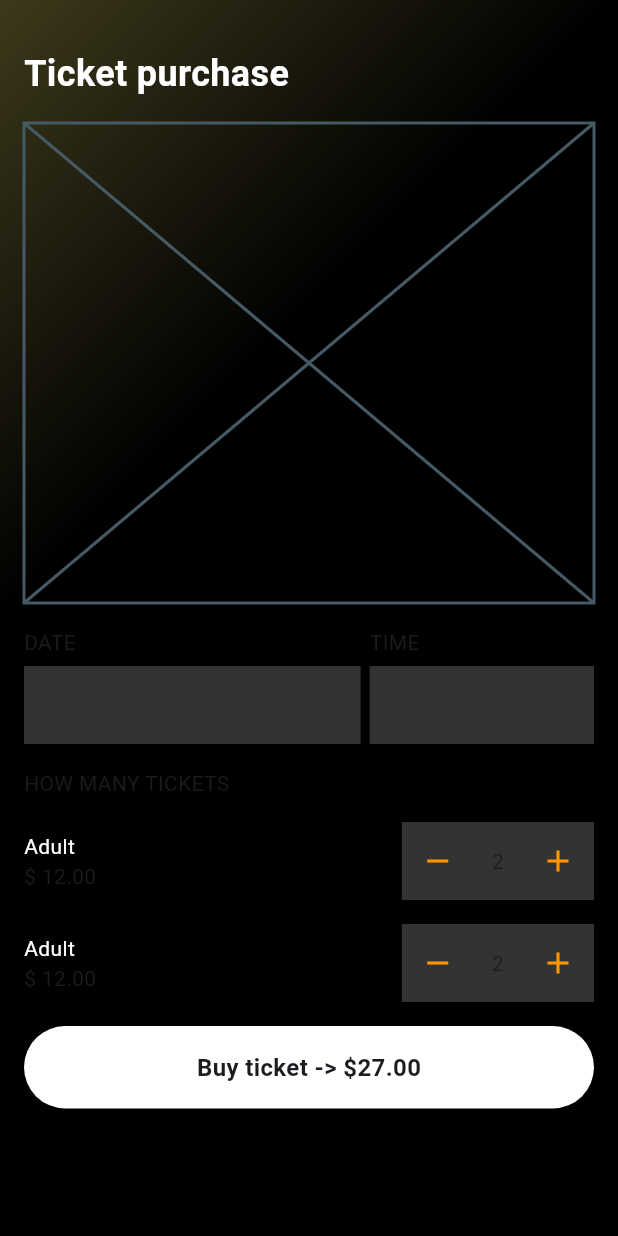
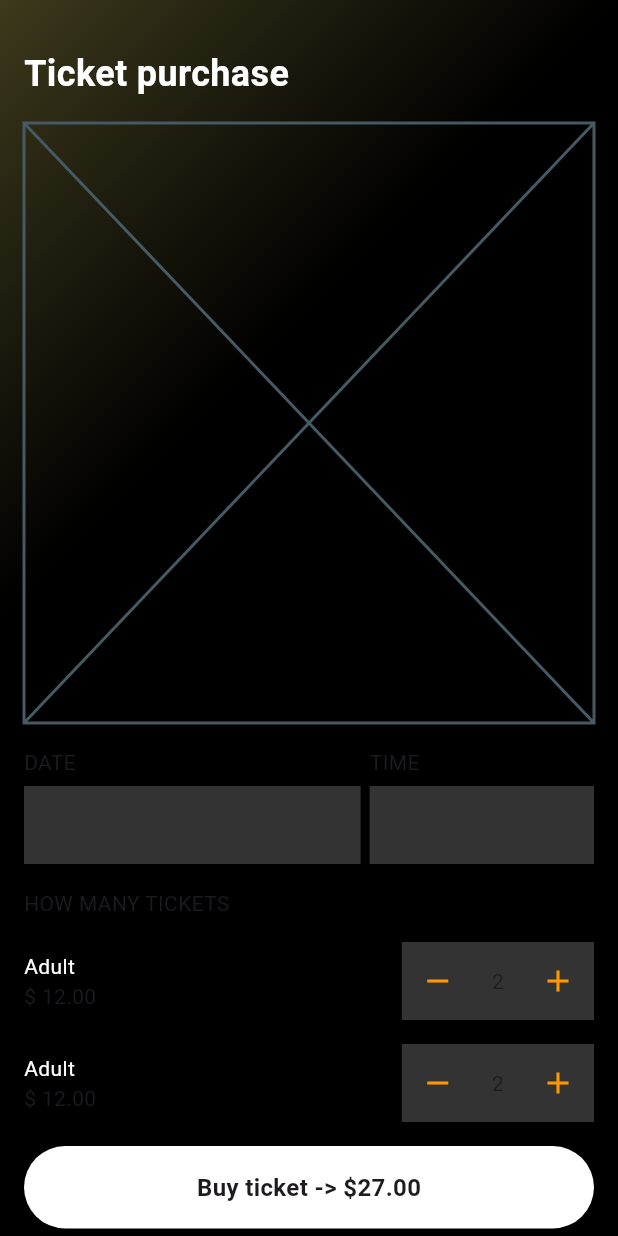
Before and after one commit to JAICHANGPARK/flutter_notebook_chapter_43, a Flutter app: the EventPurchasePage screen opened directly, on a phone screen of 412 x 824 dp. Run offline on Flutter 3.47's test engine with Material 3 defaults, Android fonts, the phone set to English and light mode, and no system bars; our stand-ins replace gap, hugeicons, percent_indicator.

Commit message:
Update event_purchase_page.dart

```diff
--- a/lib/ep2186_event_app/ui/event_purchase_page.dart
+++ b/lib/ep2186_event_app/ui/event_purchase_page.dart
@@ -47,7 +47,7 @@ class _EventPurchasePageState extends State<EventPurchasePage> {
                     ),
                   ),
                   Container(
-                    height: 320,
+                    height: 400,
                     child: Placeholder(),
                   ),
                   Row(
```
